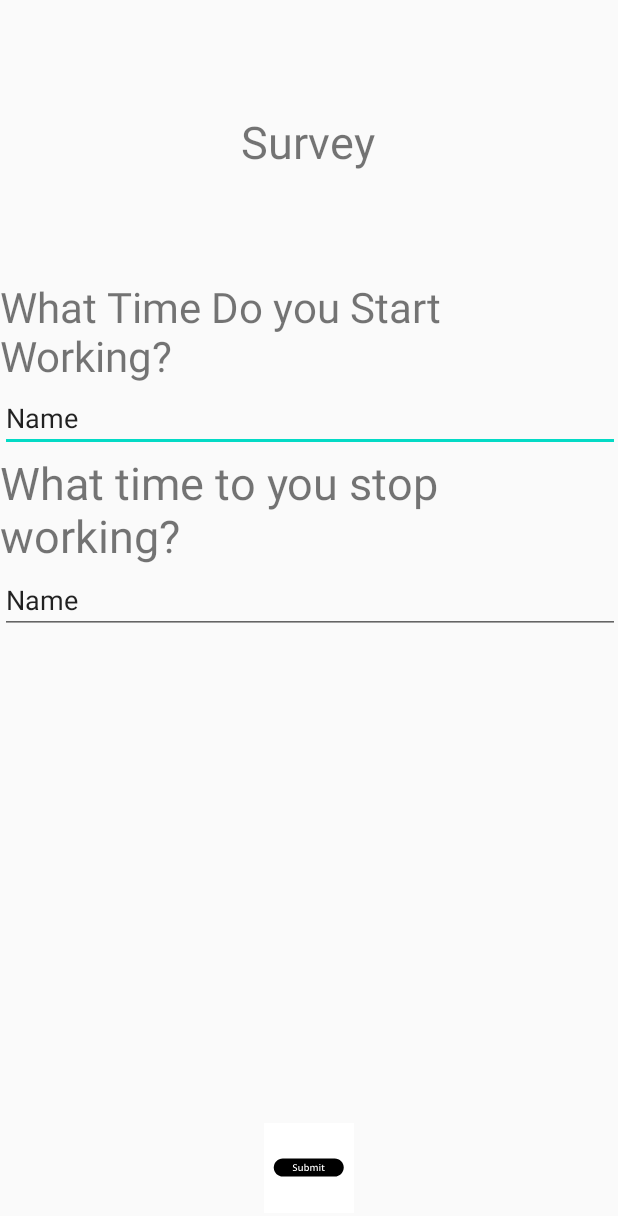
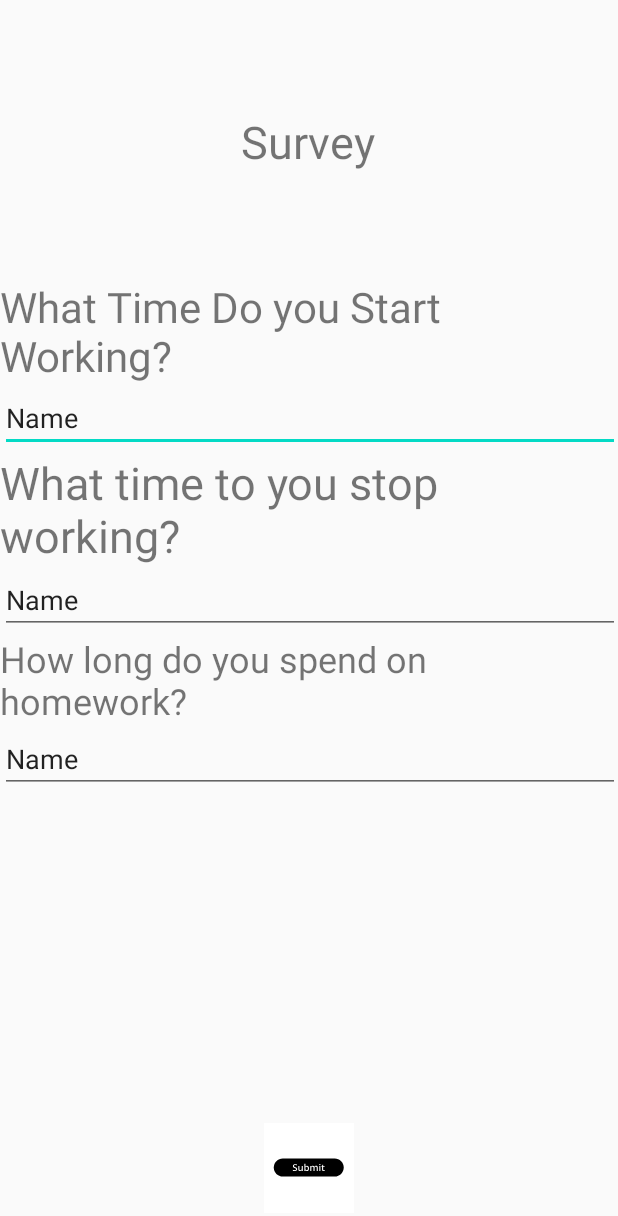
Before and after one commit to devauntea/TasLOCK, an Android app: the layout activity_survey.xml on its own in the app's theme, with its tools: preview values and no code run, on a phone screen of 412 x 824 dp. Shown: the top 1216 px of the screen. Run offline under Robolectric (Android 15) with nearby library versions, the phone set to English and light mode, and no system bars; Roboto replaces fonts that are not available here.

Commit message:
Added a question

```diff
--- a/app/src/main/res/layout/activity_survey.xml
+++ b/app/src/main/res/layout/activity_survey.xml
@@ -64,6 +64,22 @@
             android:inputType="textPersonName"
             android:text="Name" />
 
+        <TextView
+            android:id="@+id/textView12"
+            android:layout_width="match_parent"
+            android:layout_height="wrap_content"
+            android:text="How long do you spend on homework?
+"
+            android:textSize="24sp" />
+
+        <EditText
+            android:id="@+id/editTextTextPersonName"
+            android:layout_width="match_parent"
+            android:layout_height="wrap_content"
+            android:ems="10"
+            android:inputType="textPersonName"
+            android:text="Name" />
+
     </LinearLayout>
 
     <com.airbnb.lottie.LottieAnimationView
```
